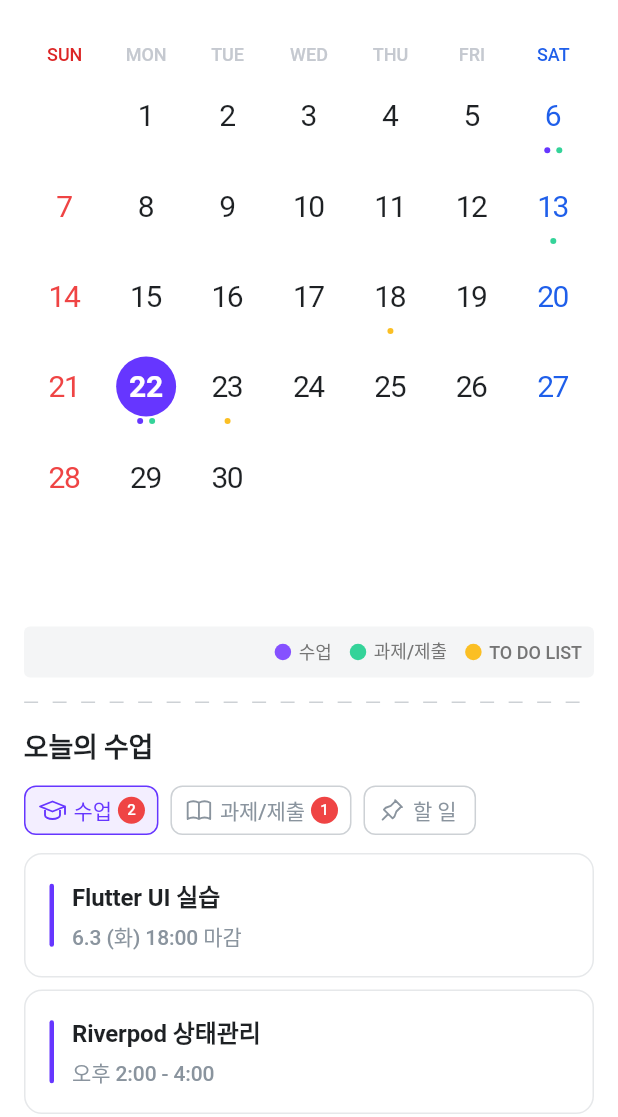
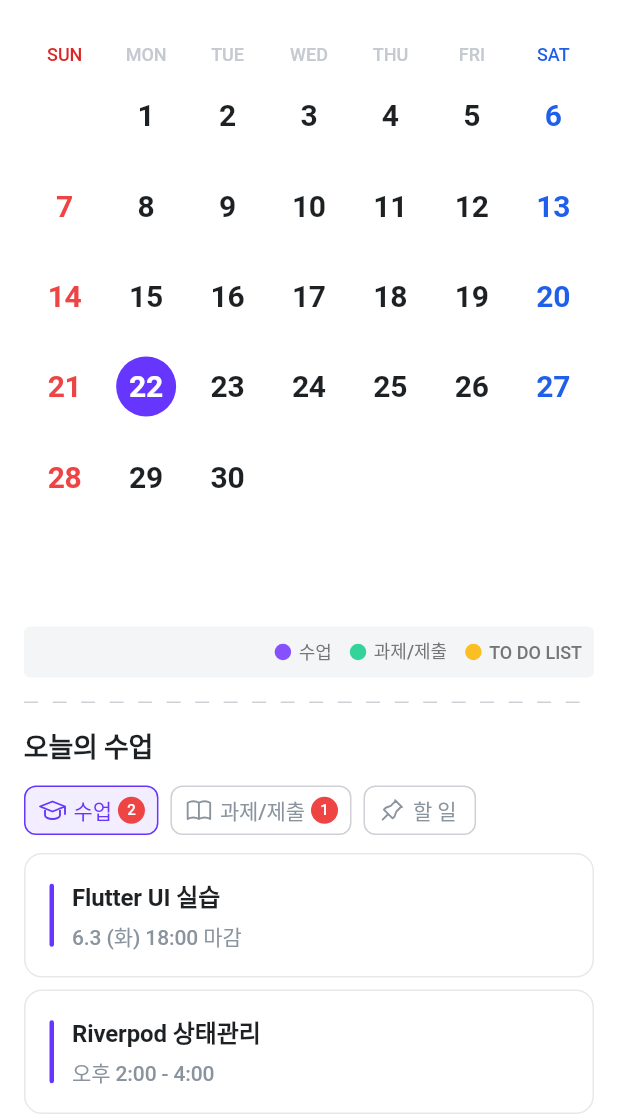
Before and after one commit to individual-study-workspace/front_mobile, a Flutter app: the HomePage screen opened by its route, on a phone screen of 412 x 824 dp, the part 119-1236 px from its top. Run offline on Flutter 3.47's test engine with Material 3 defaults, Android fonts, the phone set to English and light mode, and no system bars; our stand-ins replace dio, flutter_riverpod, flutter_svg, go_router.

Commit message:
KAN-42 : 튜텨 강의실 개설 UI
달력 위젯 선택 시 포커스 날짜 배경 수정

```diff
--- a/lib/common/widget/common_calendar.dart
+++ b/lib/common/widget/common_calendar.dart
@@ -179,9 +179,12 @@ class CommonCalendar extends StatelessWidget {
         calendarType == CommonCalendarType.select &&
         targetDate.isBefore(todayOnly);
 
-    final isSelected = !isPastDate && _isSameDate(date, selectedDate);
+    final isSelected = _isSameDate(date, selectedDate);
+    final showDot = calendarType == CommonCalendarType.select && isSelected;
 
     Color textColor = Palette.textPrimary;
+    Color backgroundColor;
+    Color selectedTextColor = Palette.textPrimary;
 
     if (isPastDate) {
       textColor = Palette.textDisabled;
@@ -191,6 +194,18 @@ class CommonCalendar extends StatelessWidget {
       textColor = Palette.blue600;
     }
 
+    if (isSelected) {
+      backgroundColor = calendarType == CommonCalendarType.select
+          ? Palette
+                .primarySoft // select 모드
+          : Palette.primary; // non-select 모드
+      selectedTextColor = calendarType == CommonCalendarType.select
+          ? Palette.textPrimary
+          : Palette.textPrimaryInverse;
+    } else {
+      backgroundColor = Colors.transparent;
+      selectedTextColor = textColor;
+    }
     return GestureDetector(
       onTap: isPastDate ? null : () => onDateSelected(date),
       child: SizedBox(
@@ -204,25 +219,18 @@ class CommonCalendar extends StatelessWidget {
               padding: const EdgeInsets.symmetric(vertical: 6),
               decoration: BoxDecoration(
                 shape: BoxShape.circle,
-                color: isSelected ? Palette.primary : Colors.transparent,
+                color: backgroundColor,
               ),
               child: Text(
                 '${date.day}',
-                style: isSelected
-                    ? TextTypes.title1B(color: Palette.textPrimaryInverse)
-                    : TextStyle(
-                        fontSize: 20,
-                        fontWeight: FontWeight.w400,
-                        height: 1,
-                        letterSpacing: -1,
-                        color: textColor,
-                      ),
+                style: TextTypes.title1B(color: selectedTextColor),
               ),
             ),
             SizedBox(
               height: 6,
-              child:
-                  dateIndicatorBuilder?.call(date) ?? const SizedBox.shrink(),
+              child: showDot
+                  ? (dateIndicatorBuilder?.call(date) ?? _defaultDot())
+                  : const SizedBox.shrink(),
             ),
           ],
         ),
@@ -277,3 +285,11 @@ class CommonCalendar extends StatelessWidget {
     );
   }
 }
+
+Widget _defaultDot() {
+  return Container(
+    width: 4,
+    height: 4,
+    decoration: BoxDecoration(color: Palette.primary, shape: BoxShape.circle),
+  );
+}
```
